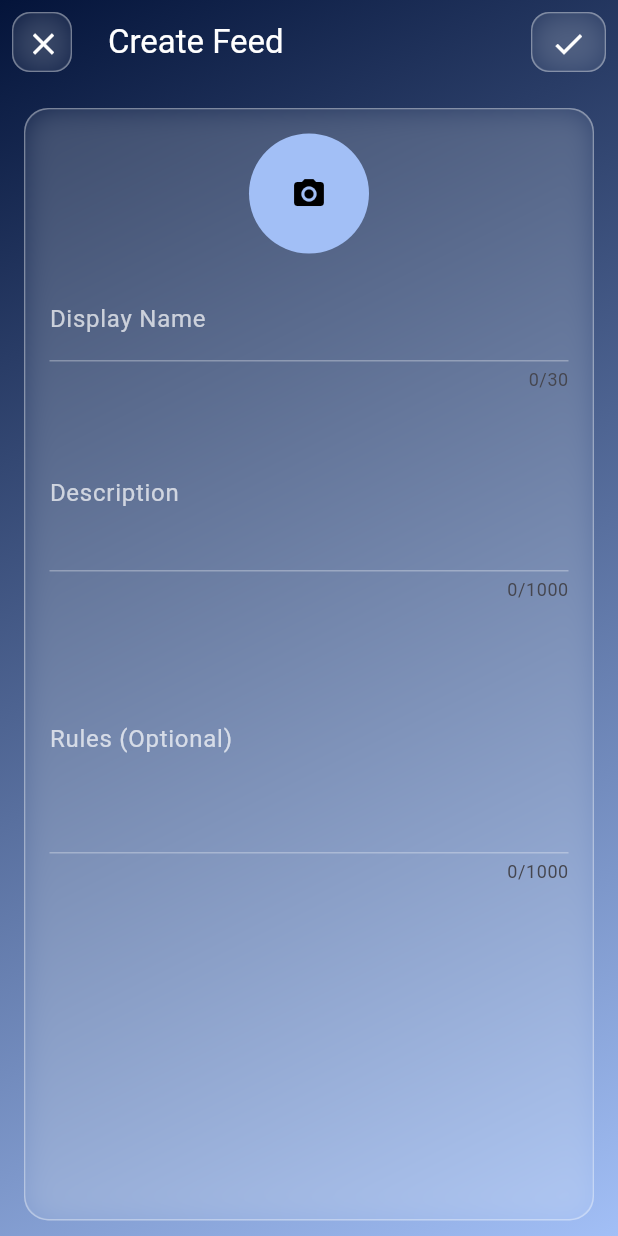
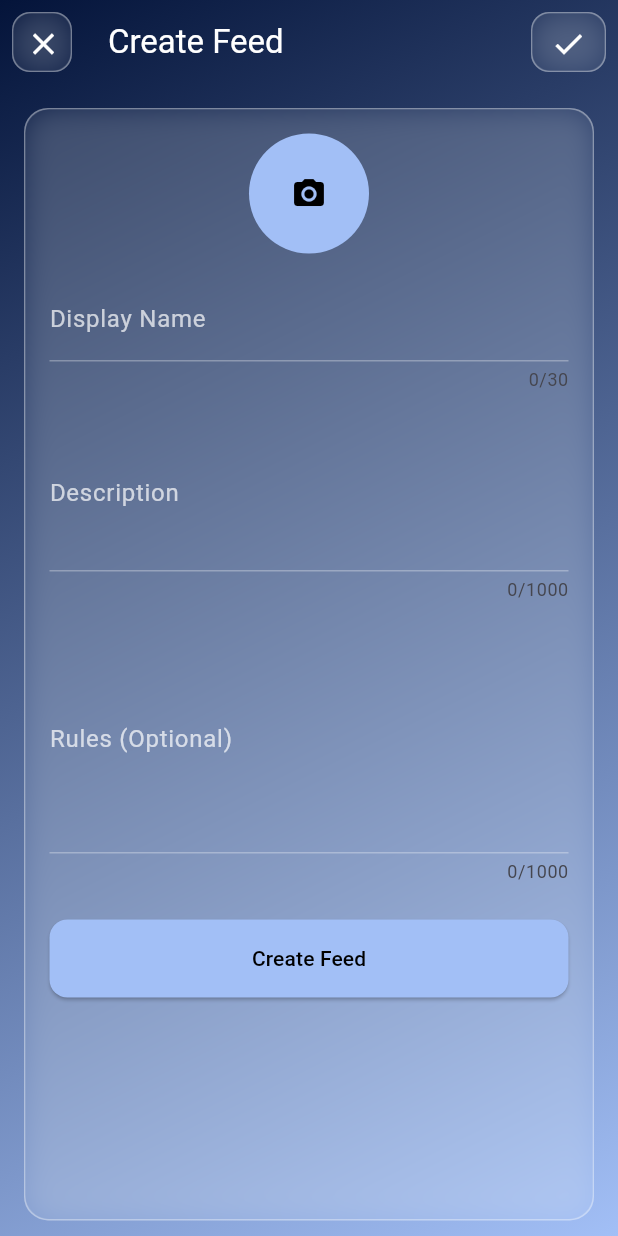
Before and after one commit to KTT-Projects/ocs_app, a Flutter app: the CreateFeedPage screen opened directly with empty values, on a phone screen of 412 x 824 dp. Run offline on Flutter 3.47's test engine with Material 3 defaults, Android fonts, the phone set to English and light mode, and no system bars; our stand-ins replace circle_nav_bar, google_fonts, image_picker, shared_preferences; accounts and stored records are empty.

Commit message:
feat: add submit button to feed creation page

```diff
--- a/app/lib/pages/create_feed_page.dart
+++ b/app/lib/pages/create_feed_page.dart
@@ -357,6 +357,33 @@ class _CreateFeedPageState extends State<CreateFeedPage> {
                                     return null;
                                   },
                                 ),
+                                const SizedBox(height: 24),
+                                SizedBox(
+                                  width: double.infinity,
+                                  child: ElevatedButton(
+                                    onPressed: _isLoading ? null : _submitFeed,
+                                    style: ElevatedButton.styleFrom(
+                                      backgroundColor: Theme.of(context).colorScheme.secondary,
+                                      foregroundColor: Theme.of(context).colorScheme.onSecondary,
+                                      padding: const EdgeInsets.symmetric(vertical: 16),
+                                      shape: RoundedRectangleBorder(
+                                        borderRadius: BorderRadius.circular(12),
+                                      ),
+                                    ),
+                                    child: _isLoading
+                                        ? SizedBox(
+                                            height: 20,
+                                            width: 20,
+                                            child: CircularProgressIndicator(
+                                              strokeWidth: 2,
+                                              valueColor: AlwaysStoppedAnimation<Color>(
+                                                Theme.of(context).colorScheme.onSecondary,
+                                              ),
+                                            ),
+                                          )
+                                        : Text(l10n.createFeed),
+                                  ),
+                                ),
                               ],
                             ),
                           ),
```
